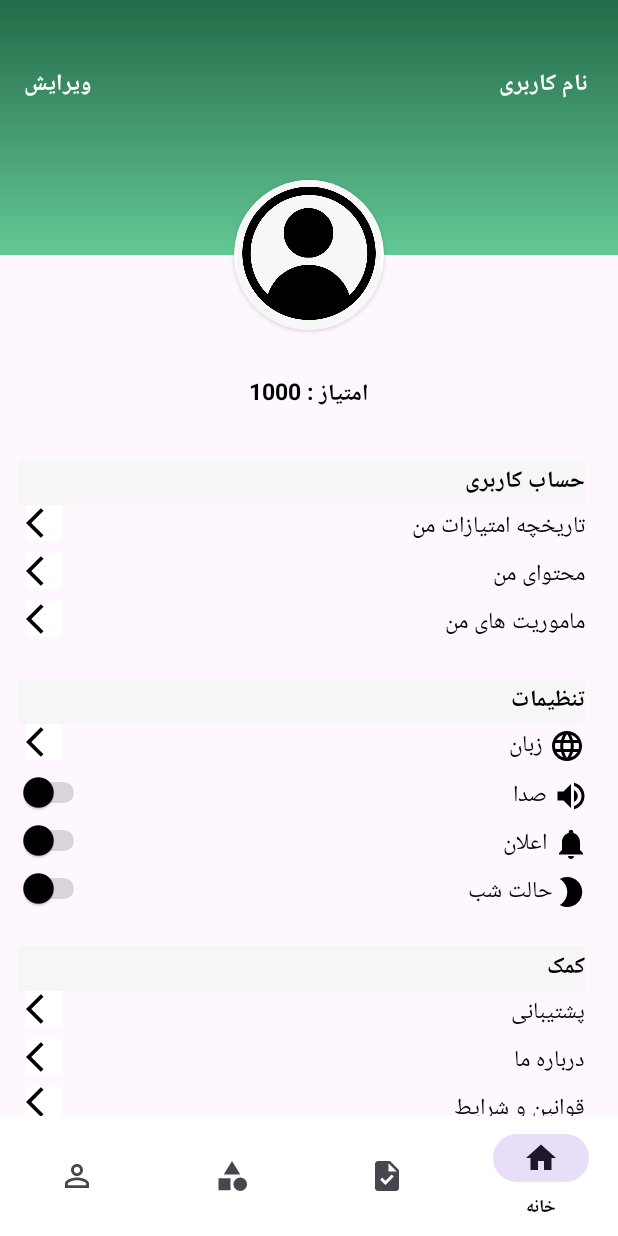
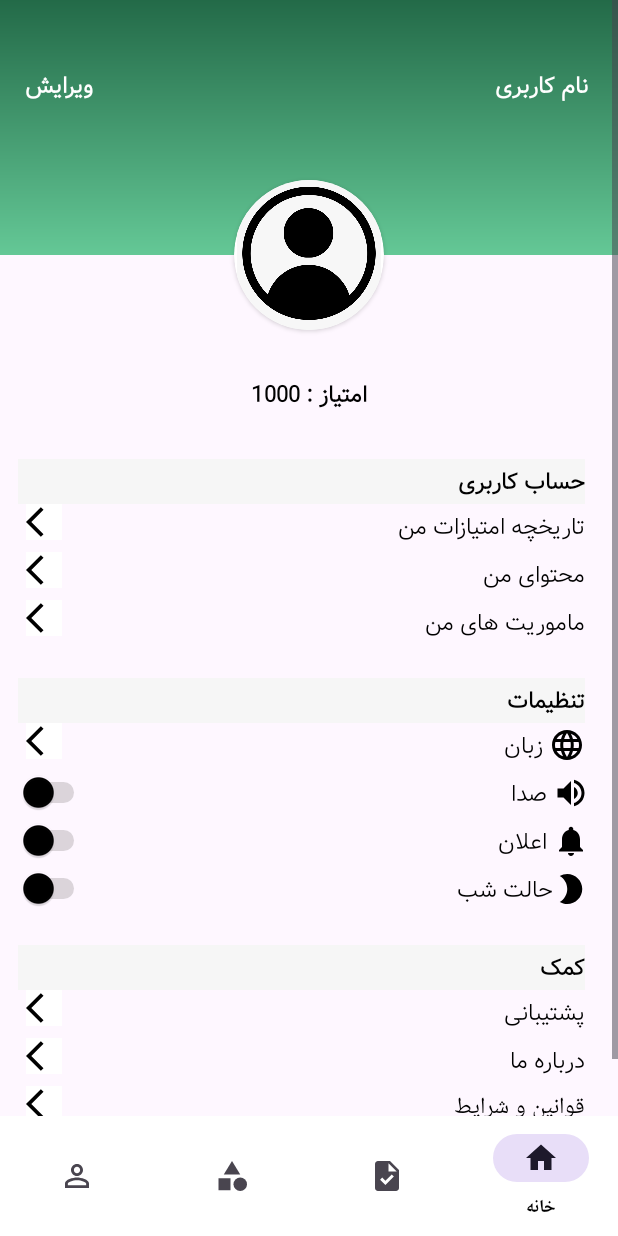
Before and after one commit to armnnjfi/Quantom, an Android app built with Jetpack Compose: the fragment ProfileFragment placed in its activity, on a phone screen of 412 x 824 dp. Run offline under Robolectric (Android 15) with nearby library versions, the phone set to English and light mode, and no system bars.

Commit message:
Font Changed

```diff
--- a/app/src/main/res/layout/category_menu_item.xml
+++ b/app/src/main/res/layout/category_menu_item.xml
@@ -35,6 +35,7 @@
             android:textSize="20sp"
             android:textStyle="bold"
             android:textColor="#2F3933"
-            android:gravity="center" />
+            android:gravity="center"
+            android:fontFamily="@font/vazirlight"/>
     </LinearLayout>
 </androidx.cardview.widget.CardView>
--- a/app/src/main/res/layout/fragment_profile.xml
+++ b/app/src/main/res/layout/fragment_profile.xml
@@ -1,11 +1,14 @@
 <?xml version="1.0" encoding="utf-8"?>
-<LinearLayout xmlns:android="http://schemas.android.com/apk/res/android"
+<ScrollView xmlns:android="http://schemas.android.com/apk/res/android"
     xmlns:tools="http://schemas.android.com/tools"
     android:layout_width="match_parent"
     android:layout_height="match_parent"
     xmlns:app="http://schemas.android.com/apk/res-auto"
     android:orientation="vertical">
-
+<LinearLayout
+    android:layout_width="match_parent"
+    android:layout_height="match_parent"
+    android:orientation="vertical">
     <Toolbar
         android:layout_width="match_parent"
         android:layout_height="170dp"
@@ -23,6 +26,7 @@
                 android:layout_height="wrap_content"
                 android:text="ویرایش"
                 android:textSize="15sp"
+                android:fontFamily="@font/vazirlight"
                 android:textColor="@color/white"
                 android:textStyle="bold">
 
@@ -40,6 +44,7 @@
                 android:text="نام کاربری"
                 android:textSize="15sp"
                 android:textColor="@color/white"
+                android:fontFamily="@font/vazirlight"
                 android:textStyle="bold">
 
             </TextView>
@@ -78,6 +83,7 @@
             android:layout_width="match_parent"
             android:layout_height="wrap_content"
             android:gravity="center"
+            android:fontFamily="@font/vazirlight"
             android:text="امتیاز : 1000"
             android:textSize="15sp"
             android:textColor="@color/black"
@@ -89,6 +95,7 @@
             android:layout_width="match_parent"
             android:layout_height="30dp"
             android:gravity="center|start"
+            android:fontFamily="@font/vazirlight"
             android:text="حساب کاربری"
             android:textSize="15sp"
             android:textColor="@color/black"
@@ -121,6 +128,7 @@
                 android:layout_width="match_parent"
                 android:layout_height="30dp"
                 android:gravity="center|start"
+                android:fontFamily="@font/vazirlight"
                 android:text="تاریخچه امتیازات من"
                 android:textSize="15sp"
                 android:textColor="@color/black">
@@ -152,6 +160,7 @@
                 android:layout_width="match_parent"
                 android:layout_height="30dp"
                 android:gravity="center|start"
+                android:fontFamily="@font/vazirlight"
                 android:text="محتوای من"
                 android:textSize="15sp"
                 android:textColor="@color/black">
@@ -186,6 +195,7 @@
                 android:text="ماموریت های من"
                 android:textSize="15sp"
                 android:textColor="@color/black"
+                android:fontFamily="@font/vazirlight"
                 >
             </TextView>
         </LinearLayout>
@@ -195,6 +205,7 @@
             android:layout_height="30dp"
             android:gravity="center|start"
             android:text= "تنظیمات"
+            android:fontFamily="@font/vazirlight"
             android:textSize="15sp"
             android:textColor="@color/black"
             android:textStyle="bold"
@@ -230,6 +241,7 @@
                 android:text=" زبان"
                 android:drawableRight="@drawable/baseline_language_24"
                 android:textSize="15sp"
+                android:fontFamily="@font/vazirlight"
                 android:textColor="@color/black">
             </TextView>
         </LinearLayout>
@@ -258,6 +270,7 @@
                 android:layout_height="30dp"
                 android:gravity="center|start"
                 android:text=" صدا"
+                android:fontFamily="@font/vazirlight"
                 android:drawableRight="@drawable/baseline_volume_up_24"
                 android:textSize="15sp"
                 android:textColor="@color/black">
@@ -287,6 +300,7 @@
                 android:layout_height="30dp"
                 android:gravity="center|start"
                 android:text=" اعلان"
+                android:fontFamily="@font/vazirlight"
                 android:drawableRight="@drawable/baseline_notifications_24"
                 android:textSize="15sp"
                 android:textColor="@color/black">
@@ -316,6 +330,7 @@
                 android:layout_height="30dp"
                 android:gravity="center|start"
                 android:text="حالت شب"
+                android:fontFamily="@font/vazirlight"
                 android:drawableRight="@drawable/baseline_mode_night_24"
                 android:textSize="15sp"
                 android:textColor="@color/black">
@@ -328,6 +343,7 @@
             android:gravity="center|start"
             android:text= "کمک"
             android:textSize="15sp"
+            android:fontFamily="@font/vazirlight"
             android:textColor="@color/black"
             android:textStyle="bold"
             android:background="#F6F6F6"
@@ -361,6 +377,7 @@
                 android:gravity="center|start"
                 android:text="پشتیبانی"
                 android:textSize="15sp"
+                android:fontFamily="@font/vazirlight"
                 android:textColor="@color/black">
             </TextView>
         </LinearLayout>
@@ -391,6 +408,7 @@
                 android:layout_height="30dp"
                 android:gravity="center|start"
                 android:text="درباره ما"
+                android:fontFamily="@font/vazirlight"
                 android:textSize="15sp"
                 android:textColor="@color/black">
             </TextView>
@@ -438,3 +456,6 @@
 
 
 </LinearLayout>
+
+
+</ScrollView>
```
Also changed, not shown: app/src/main/res/layout/activity_edit.xml (+8 -0 lines), app/src/main/res/layout/fragment_category.xml (+13 -0 lines). Lines whose indentation alone changed are shown as unchanged.
